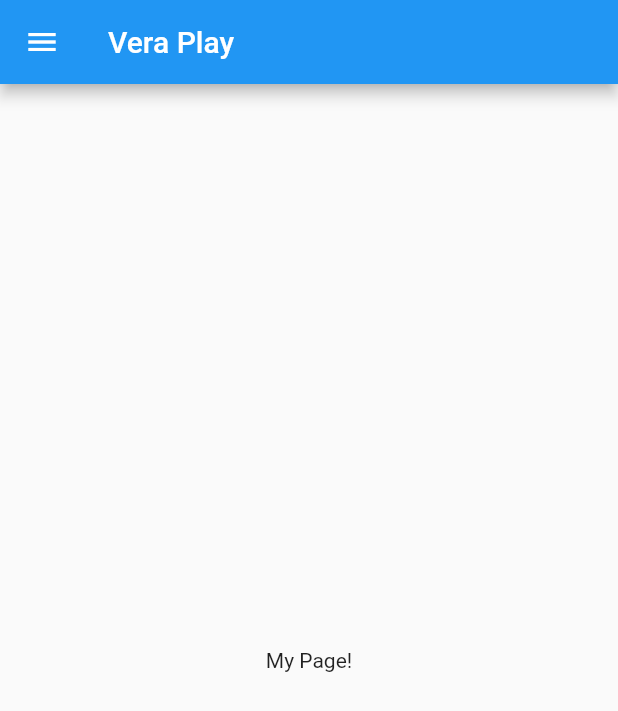
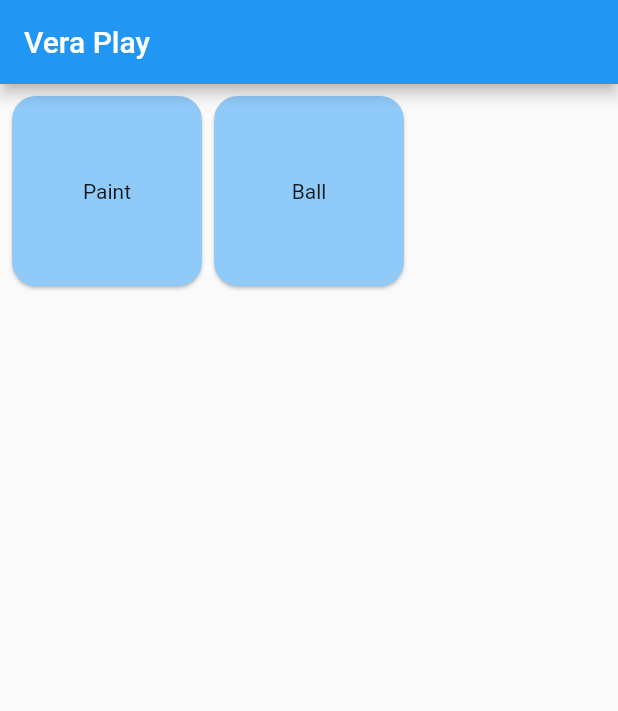
Before and after one commit to alpellegri/veraplay, a Flutter app: the screen it shows after launch, on a phone screen of 412 x 824 dp. Shown: the top 711 px of the screen. Run offline on Flutter 3.47's test engine with Material 2 defaults, Android fonts, the light colour scheme and no system bars; our stand-ins replace sensors_plus, wakelock.

Commit message:
Update main.dart

```diff
--- a/lib/main.dart
+++ b/lib/main.dart
@@ -41,40 +41,43 @@ class MyHomePage extends StatelessWidget {
   Widget build(BuildContext context) {
     return Scaffold(
       appBar: AppBar(title: Text(title)),
-      body: const Center(
-        child: Text('My Page!'),
+      body: GridView(
+        gridDelegate:
+            const SliverGridDelegateWithFixedCrossAxisCount(crossAxisCount: 3),
+        // primary: false,
+        padding: const EdgeInsets.all(4.0),
+        physics: const BouncingScrollPhysics(),
+        children: [
+          InkWell(
+            child: Card(
+                shape: RoundedRectangleBorder(
+                  borderRadius: BorderRadius.circular(16),
                 ),
-      drawer: Drawer(
-        // Add a ListView to the drawer. This ensures the user can scroll
-        // through the options in the drawer if there isn't enough vertical
-        // space to fit everything.
-        child: ListView(
-          // Important: Remove any padding from the ListView.
-          padding: EdgeInsets.zero,
-          children: [
-            const DrawerHeader(
-              decoration: BoxDecoration(
-                color: Colors.blue,
-              ),
-              child: Text('Games'),
-            ),
-            ListTile(
-              title: const Text('Paint'),
+                color: Colors.blue.shade200,
+                child: const Center(
+                  child: Text('Paint'),
+                )),
             onTap: () {
-                Navigator.pop(context);
+              // Navigator.pop(context);
               Navigator.of(context).pushNamed(PaintPage.routeName);
             },
           ),
-            ListTile(
-              title: const Text('Ball'),
+          InkWell(
+            child: Card(
+                shape: RoundedRectangleBorder(
+                  borderRadius: BorderRadius.circular(16),
+                ),
+                color: Colors.blue.shade200,
+                child: const Center(
+                  child: Text('Ball'),
+                )),
             onTap: () {
-                Navigator.pop(context);
+              // Navigator.pop(context);
               Navigator.of(context).pushNamed(BallPage.routeName);
             },
           ),
         ],
       ),
-      ),
     );
   }
 }
```
Lines whose indentation alone changed are shown as unchanged.
